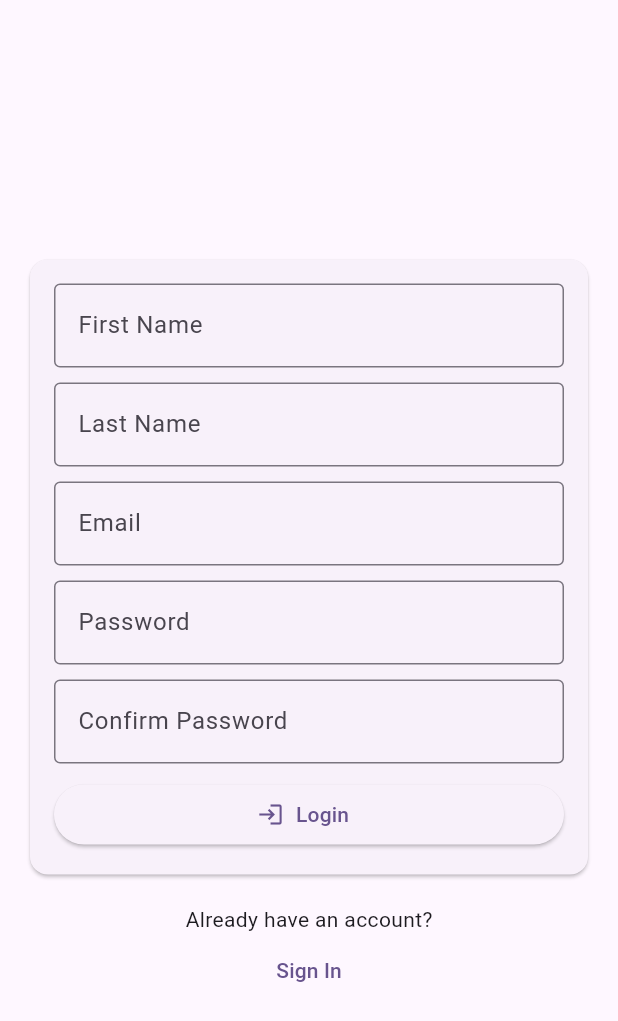
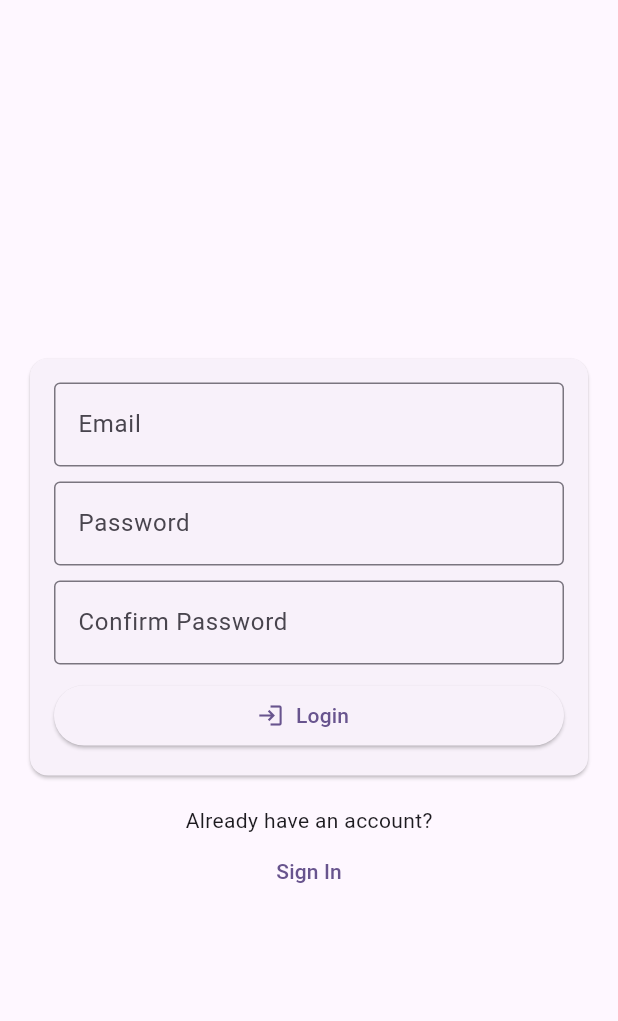
Before and after one commit to JuicyJuice1100/boulder_league_app, a Flutter app: the SignUpScreen screen opened by its route, on a phone screen of 412 x 824 dp. Shown: the top 1021 px of the screen. Run offline on Flutter 3.47's test engine with Material 3 defaults, Android fonts, the phone set to English and light mode, and no system bars; drawn by our look-alikes of flutter_form_builder, toastification; our stand-ins replace cloud_firestore, firebase_auth, firebase_core, form_builder_validators; accounts and stored records are empty; statements that could not run were skipped.

Commit message:
simplifying the scope and updating models;

```diff
--- a/lib/components/sign_up_card.dart
+++ b/lib/components/sign_up_card.dart
@@ -54,30 +54,6 @@ class SignUpCardFormState extends State<SignUpCardForm> {
             key: _signUpFormKey,
             child: Column(
               children: [
-                FormBuilderTextField(
-                  name: 'firstName',
-                  decoration: InputDecoration(
-                    border: OutlineInputBorder(),
-                    labelText: 'First Name'
-                  ),
-                  validator: FormBuilderValidators.compose([
-                    FormBuilderValidators.required(),
-                    FormBuilderValidators.firstName()
-                  ])
-                ),
-                SizedBox(height: 10),
-                FormBuilderTextField(
-                  name: 'lastName',
-                  decoration: InputDecoration(
-                    border: OutlineInputBorder(),
-                    labelText: 'Last Name'
-                  ),
-                  validator: FormBuilderValidators.compose([
-                    FormBuilderValidators.required(),
-                    FormBuilderValidators.lastName()
-                  ])
-                ),
-                SizedBox(height: 10),
                 FormBuilderTextField(
                   name: 'email',
                   decoration: InputDecoration(
--- a/lib/models/boulder.dart
+++ b/lib/models/boulder.dart
@@ -1,14 +1,14 @@
 class Boulder {
   final String id;
   final String name;
-  final String grade;
+  final String? grade;
   final DateTime setAt;
   final DateTime removedAt;
 
   Boulder({
     required this.id,
     required this.name,
-    required this.grade,
+    this.grade,
     required this.setAt,
     required this.removedAt
   });
--- a/lib/models/permission.dart
+++ /dev/null
@@ -1,9 +0,0 @@
-class Permission {
-  final int id;
-  final String name;
-
-  Permission({
-    required this.id,
-    required this.name
-  });
-}
--- a/lib/models/role.dart
+++ /dev/null
@@ -1,13 +0,0 @@
-import 'package:boulder_league_app/models/permission.dart';
-
-class Role {
-  final int id;
-  final String name;
-  final List<Map<String, Permission>> permissions;
-
-  Role({
-    required this.id,
-    required this.name,
-    required this.permissions
-  });
-}
--- a/lib/models/user.dart
+++ b/lib/models/user.dart
@@ -1,43 +1,22 @@
 import 'package:boulder_league_app/models/boulder.dart';
-import 'package:boulder_league_app/models/meta_data.dart';
 
 class User {
-  final String uid;
   final String email;
-  final String firstName;
-  final String lastName;
-  final String roleId;
   final List<Map<String, CompletedBoulder>> completedBoulders;
-  final MetaData? metaData;
 
   User({
-    required this.uid,
     required this.email,
-    required this.firstName,
-    required this.lastName,
-    required this.roleId,
     required this.completedBoulders,
-    this.metaData
   });
 
   User.fromJson(Map<String, dynamic> json)
-    : uid = json['uid'] as String,
-      email = json['email'] as String,
-      firstName = json['firstName'] as String,
-      lastName = json['lastName'] as String,
-      roleId = json['roleId'] as String,
-      completedBoulders = json['completedBoulders'] as List<Map<String, CompletedBoulder>>,
-      metaData = json['metaData'] as MetaData;
+    : email = json['email'] as String,
+      completedBoulders = json['completedBoulders'] as List<Map<String, CompletedBoulder>>;
 
   Map<String, dynamic> toJson() {
     return {
-      'uid': uid,
       'email': email,
-      'firstName': firstName,
-      'lastName': lastName,
-      'roleId': roleId,
       'completedBoulders': completedBoulders,
-      'metaData': metaData
     };
   }
 }
```
Also changed, not shown: lib/models/meta_data.dart (deleted, +0 -11 lines), lib/services/user_service.dart (+1 -6 lines).
